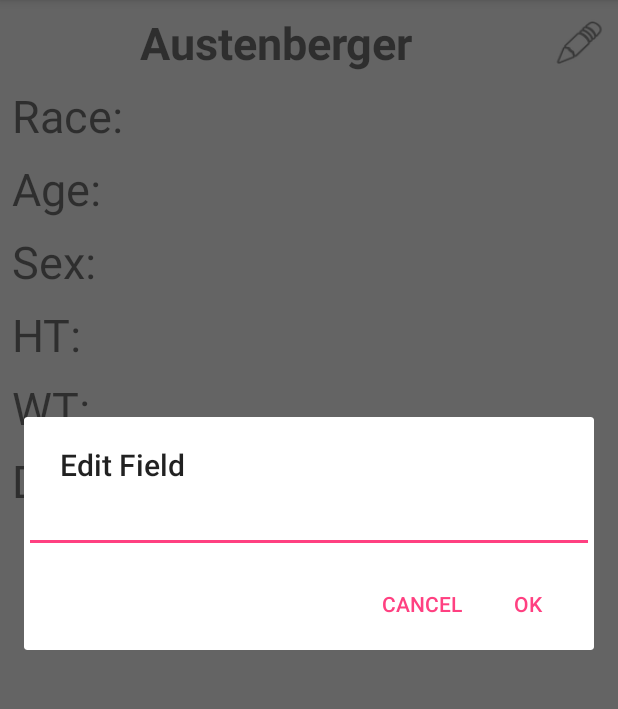
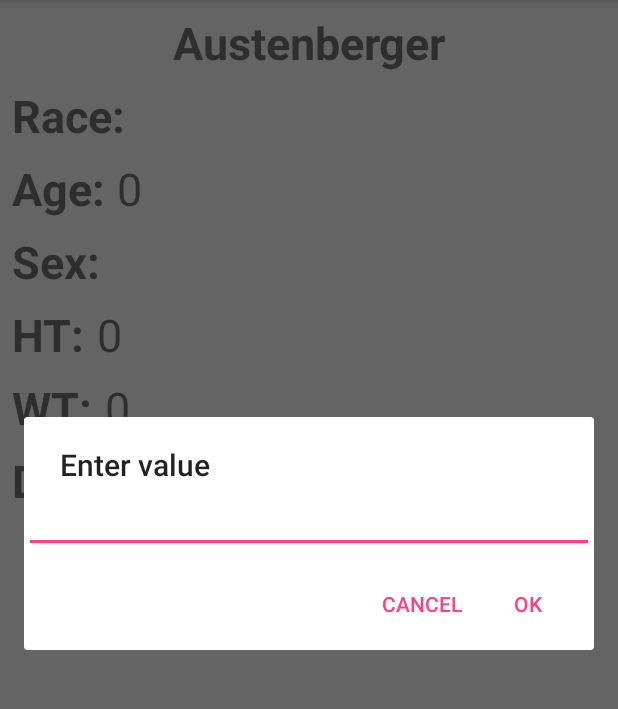
Before and after one commit to vincentcote87/RoleSlayer, an Android app: the CharacterBasics screen opened directly, with no data from a screen before it, after a tap on "Austenberger", on a phone screen of 412 x 824 dp, the part 84-793 px from its top. Run offline under Robolectric (Android 15) with nearby library versions, the phone set to English and light mode, and no system bars.

Commit message:
can edit fields in character basics

```diff
--- a/RoleSlayer/app/src/main/java/com/roleslayin/roleslayer/CharacterBasics.java
+++ b/RoleSlayer/app/src/main/java/com/roleslayin/roleslayer/CharacterBasics.java
@@ -11,8 +11,16 @@ public class CharacterBasics extends AppCompatActivity implements EditField.Edit
     private Integer index;
     protected Intent savedExtra;
     private TextView name;
+    private TextView race;
+    private TextView age;
+    private TextView sex;
+    private TextView ht;
+    private TextView wt;
+    private TextView description;
     private Bundle myArgs;
     private String tmpStr;
+    private String attribute;
+
 
 
     @Override
@@ -27,15 +35,75 @@ public class CharacterBasics extends AppCompatActivity implements EditField.Edit
 
 
         name = findViewById(R.id.nameID);
-
         name.setOnClickListener(new View.OnClickListener() {
             @Override
             public void onClick(View view) {
                 EditField nameField = new EditField();
-                myArgs = new Bundle();
-                myArgs.putString("header_id", "Edit Character Name");
-                nameField.setArguments(myArgs);
+//                myArgs = new Bundle();
+//                myArgs.putString("header_id", "Edit Character Name");
+//                nameField.setArguments(myArgs);
                 nameField.show(getSupportFragmentManager(), "Edit name");
+                attribute = "name";
+            }
+        });
+
+        race = findViewById(R.id.raceLabelID);
+        race.setOnClickListener(new View.OnClickListener() {
+            @Override
+            public void onClick(View view) {
+                EditField nameField = new EditField();
+                nameField.show(getSupportFragmentManager(), "Edit name");
+                attribute = "race";
+            }
+        });
+
+        age = findViewById(R.id.ageLabelID);
+        age.setOnClickListener(new View.OnClickListener() {
+            @Override
+            public void onClick(View view) {
+                EditField nameField = new EditField();
+                nameField.show(getSupportFragmentManager(), "Edit name");
+                attribute = "age";
+            }
+        });
+
+        sex = findViewById(R.id.sexLabelID);
+        sex.setOnClickListener(new View.OnClickListener() {
+            @Override
+            public void onClick(View view) {
+                EditField nameField = new EditField();
+                nameField.show(getSupportFragmentManager(), "Edit name");
+                attribute = "sex";
+            }
+        });
+
+        ht = findViewById(R.id.htLabelID);
+        ht.setOnClickListener(new View.OnClickListener() {
+            @Override
+            public void onClick(View view) {
+                EditField nameField = new EditField();
+                nameField.show(getSupportFragmentManager(), "Edit name");
+                attribute = "HT";
+            }
+        });
+
+        wt = findViewById(R.id.wtLabelID);
+        wt.setOnClickListener(new View.OnClickListener() {
+            @Override
+            public void onClick(View view) {
+                EditField nameField = new EditField();
+                nameField.show(getSupportFragmentManager(), "Edit name");
+                attribute = "WT";
+            }
+        });
+
+        description = findViewById(R.id.descriptionLabelID);
+        description.setOnClickListener(new View.OnClickListener() {
+            @Override
+            public void onClick(View view) {
+                EditField nameField = new EditField();
+                nameField.show(getSupportFragmentManager(), "Edit name");
+                attribute = "description";
             }
         });
     }
@@ -43,19 +111,57 @@ public class CharacterBasics extends AppCompatActivity implements EditField.Edit
     @Override
     public void passText(String field) {
         tmpStr = field;
-        ((MyApplication)getApplicationContext()).characterArray.get(index).setName(tmpStr);
-
-        TextView raceView = findViewById(R.id.raceInputID);
-        finish();
-        startActivity(getIntent());
-//        raceView.setText(((MyApplication)this.getApplicationContext()).str);
-//        ((MainActivity)getApplicationContext()).characterArray.get(0).setName(tmpStr);
+        Integer i;
+        switch (attribute) {
+            case "name" :
+                ((MyApplication)getApplicationContext()).characterArray.get(index).setName(tmpStr); break;
+            case "race" :
+                ((MyApplication)getApplicationContext()).characterArray.get(index).setRace(tmpStr); break;
+            case "age" :
+                try {
+                    i = Integer.parseInt(tmpStr);
+                } catch (NumberFormatException nfe) {
+                    i = 0;
+                }
+                 ((MyApplication)getApplicationContext()).characterArray.get(index).setAge(i); break;
+            case "sex" :
+                ((MyApplication)getApplicationContext()).characterArray.get(index).setSex(tmpStr); break;
+            case "HT" :
+                try {
+                    i = Integer.parseInt(tmpStr);
+                } catch (NumberFormatException nfe) {
+                    i = 0;
+                }
+                ((MyApplication)getApplicationContext()).characterArray.get(index).setHT(i); break;
+            case "WT" :
+                try {
+                    i = Integer.parseInt(tmpStr);
+                } catch (NumberFormatException nfe) {
+                    i = 0;
+                }
+                ((MyApplication)getApplicationContext()).characterArray.get(index).setWT(i); break;
+            case "description" :
+                ((MyApplication)getApplicationContext()).characterArray.get(index).setDescription(tmpStr); break;
+        }
+        setText();
 
     }
 
     private void setText() {
-        TextView myText = (TextView) findViewById(R.id.nameID);
-        myText.setText(((MyApplication)this.getApplicationContext()).characterArray.get(index).getName());
+        TextView nameText = (TextView) findViewById(R.id.nameID);
+        TextView raceText = (TextView) findViewById(R.id.raceInputID);
+        TextView ageText = (TextView) findViewById(R.id.ageInputID);
+        TextView sexText = (TextView) findViewById(R.id.sexInputID);
+        TextView htText = (TextView) findViewById(R.id.htInputID);
+        TextView wtText = (TextView) findViewById(R.id.wtInputID);
+        TextView descriptionText = (TextView) findViewById(R.id.descriptionInputID);
+        nameText.setText(((MyApplication)this.getApplicationContext()).characterArray.get(index).getName());
+        raceText.setText(((MyApplication)this.getApplicationContext()).characterArray.get(index).getRace());
+        ageText.setText(((MyApplication)this.getApplicationContext()).characterArray.get(index).getAge().toString());
+        sexText.setText(((MyApplication)this.getApplicationContext()).characterArray.get(index).getSex());
+        htText.setText(((MyApplication)this.getApplicationContext()).characterArray.get(index).getHT().toString());
+        wtText.setText(((MyApplication)this.getApplicationContext()).characterArray.get(index).getWT().toString());
+        descriptionText.setText(((MyApplication)this.getApplicationContext()).characterArray.get(index).getDescription());
     }
 
     @Override
--- a/RoleSlayer/app/src/main/java/com/roleslayin/roleslayer/EditField.java
+++ b/RoleSlayer/app/src/main/java/com/roleslayin/roleslayer/EditField.java
@@ -29,7 +29,7 @@ public class EditField extends AppCompatDialogFragment {
         View view = inflater.inflate(R.layout.layout_basics_fill, null);
 
         builder.setView(view)
-                .setTitle("Edit Field").setNegativeButton("Cancel", new DialogInterface.OnClickListener() {
+                .setTitle("Enter value").setNegativeButton("Cancel", new DialogInterface.OnClickListener() {
             @Override
             public void onClick(DialogInterface dialogInterface, int i) {
 
--- a/RoleSlayer/app/src/main/res/layout/activity_character_basics.xml
+++ b/RoleSlayer/app/src/main/res/layout/activity_character_basics.xml
@@ -17,20 +17,20 @@ tools:context=".CharacterMainPage">
         android:textAlignment="center"
         android:textSize="30sp"
         android:textStyle="bold"
-    app:layout_constraintEnd_toStartOf="@+id/imageView"
+        app:layout_constraintEnd_toEndOf="parent"
         app:layout_constraintStart_toStartOf="parent"
         app:layout_constraintTop_toTopOf="parent" />
 
-<ImageView
-    android:id="@+id/imageView"
-    android:layout_width="35dp"
-    android:layout_height="33dp"
-    android:layout_marginEnd="8dp"
-    android:scaleType="fitXY"
-    app:layout_constraintBottom_toBottomOf="@+id/nameID"
-    app:layout_constraintEnd_toEndOf="parent"
-    app:layout_constraintTop_toTopOf="@+id/nameID"
-    app:srcCompat="@android:drawable/ic_menu_edit" />
+<!--<ImageView-->
+    <!--android:id="@+id/imageView"-->
+    <!--android:layout_width="35dp"-->
+    <!--android:layout_height="33dp"-->
+    <!--android:layout_marginEnd="8dp"-->
+    <!--android:scaleType="fitXY"-->
+    <!--app:layout_constraintBottom_toBottomOf="@+id/nameID"-->
+    <!--app:layout_constraintEnd_toEndOf="parent"-->
+    <!--app:layout_constraintTop_toTopOf="@+id/nameID"-->
+    <!--app:srcCompat="@android:drawable/ic_menu_edit" />-->
 
     <TextView
         android:id="@+id/raceLabelID"
@@ -40,6 +40,7 @@ tools:context=".CharacterMainPage">
         android:layout_marginTop="8dp"
         android:text="@string/raceLabel"
         android:textSize="30sp"
+        android:textStyle="bold"
         app:layout_constraintStart_toStartOf="parent"
         app:layout_constraintTop_toBottomOf="@+id/nameID" />
 
@@ -64,6 +65,7 @@ tools:context=".CharacterMainPage">
         android:layout_marginTop="8dp"
         android:text="@string/ageLabel"
         android:textSize="30sp"
+        android:textStyle="bold"
         app:layout_constraintStart_toStartOf="parent"
         app:layout_constraintTop_toBottomOf="@+id/raceLabelID" />
 
@@ -88,6 +90,7 @@ tools:context=".CharacterMainPage">
         android:layout_marginTop="8dp"
         android:text="@string/sexLabel"
         android:textSize="30sp"
+        android:textStyle="bold"
         app:layout_constraintStart_toStartOf="parent"
         app:layout_constraintTop_toBottomOf="@+id/ageLabelID" />
 
@@ -112,6 +115,7 @@ tools:context=".CharacterMainPage">
         android:layout_marginTop="8dp"
         android:text="@string/htLabel"
         android:textSize="30sp"
+        android:textStyle="bold"
         app:layout_constraintStart_toStartOf="parent"
         app:layout_constraintTop_toBottomOf="@+id/sexLabelID" />
 
@@ -136,6 +140,7 @@ tools:context=".CharacterMainPage">
         android:layout_marginTop="8dp"
         android:text="@string/wtLabel"
         android:textSize="30sp"
+        android:textStyle="bold"
         app:layout_constraintStart_toStartOf="parent"
         app:layout_constraintTop_toBottomOf="@+id/htLabelID" />
 
@@ -160,6 +165,7 @@ tools:context=".CharacterMainPage">
         android:layout_marginTop="8dp"
         android:text="@string/descriptionLabel"
         android:textSize="30sp"
+        android:textStyle="bold"
         app:layout_constraintStart_toStartOf="parent"
         app:layout_constraintTop_toBottomOf="@+id/wtLabelID" />
 
@@ -172,6 +178,7 @@ tools:context=".CharacterMainPage">
         android:layout_marginStart="8dp"
         android:layout_marginTop="8dp"
         android:text="@string/empty"
+        android:textSize="18sp"
         app:layout_constraintBottom_toBottomOf="parent"
         app:layout_constraintEnd_toEndOf="parent"
         app:layout_constraintStart_toStartOf="parent"
```
Lines whose indentation alone changed are shown as unchanged.
